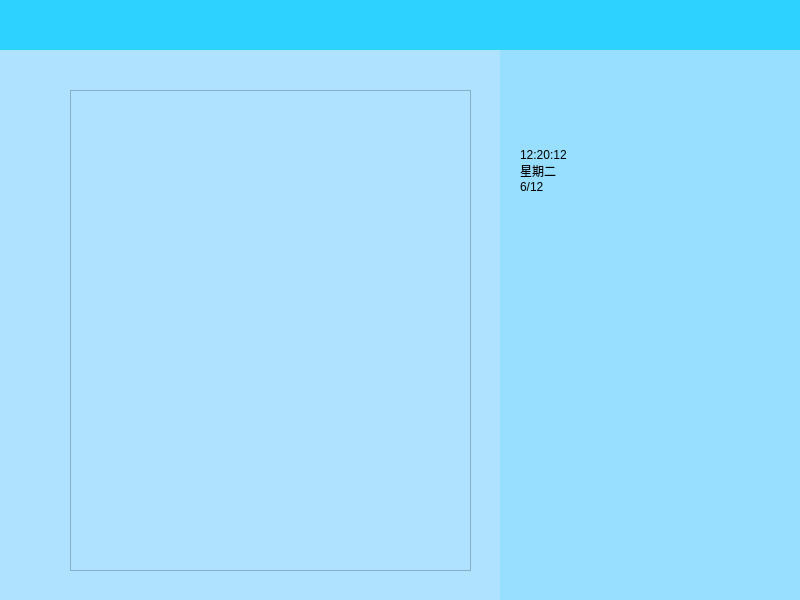
Abbams/notepad, file examples/memo.ui: the form before one commit.
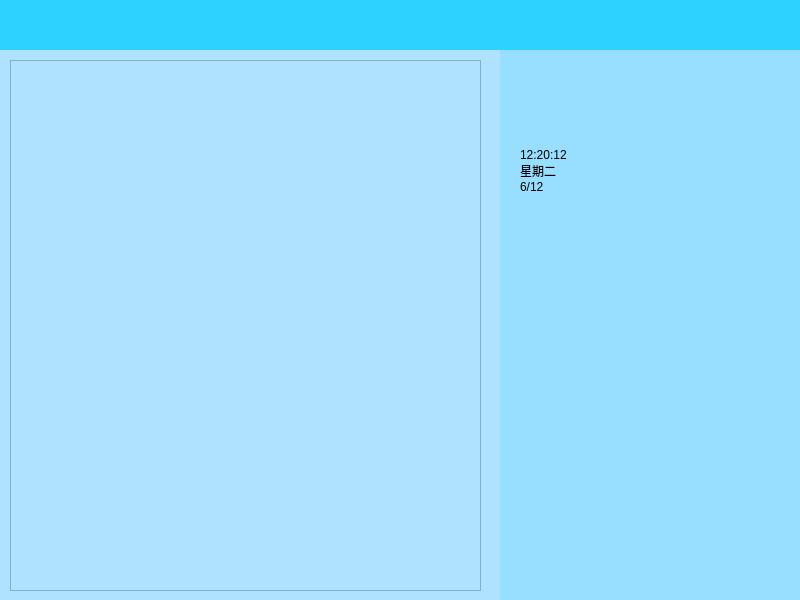
The form after the commit.

```diff
--- a/examples/memo.ui
+++ b/examples/memo.ui
@@ -78,12 +78,18 @@
     <widget class="QListView" name="listView">
      <property name="geometry">
       <rect>
-       <x>70</x>
-       <y>40</y>
-       <width>401</width>
-       <height>481</height>
+       <x>10</x>
+       <y>10</y>
+       <width>471</width>
+       <height>531</height>
       </rect>
      </property>
+     <property name="resizeMode">
+      <enum>QListView::Fixed</enum>
+     </property>
+     <property name="spacing">
+      <number>5</number>
+     </property>
     </widget>
    </widget>
    <widget class="QWidget" name="widget_appbar" native="true">
```
